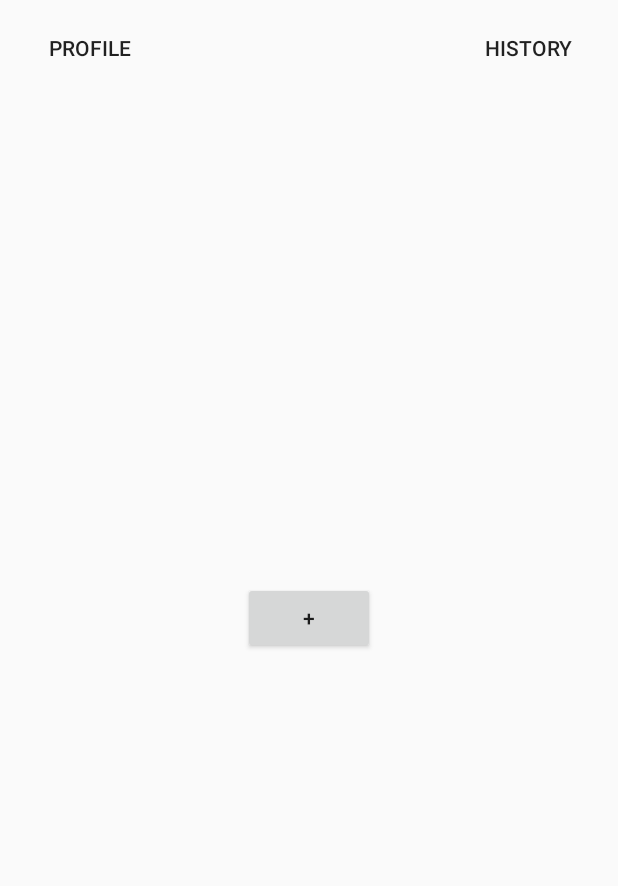
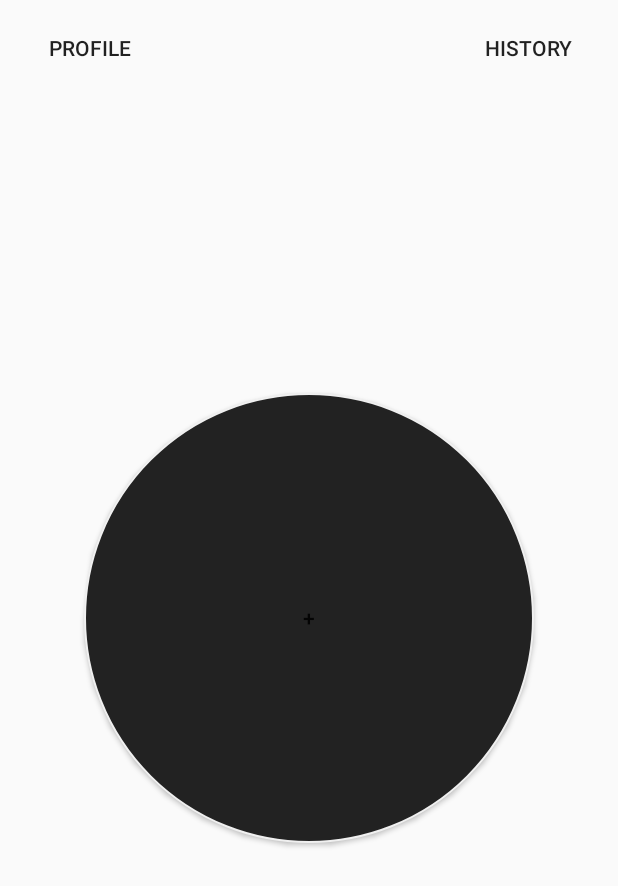
Before and after one commit to berkecankocyigit/CS394-Project, an Android app: the screen it shows after launch (MainActivity), on a phone screen of 412 x 824 dp. Shown: the top 886 px of the screen. Run offline under Robolectric (Android 15) with nearby library versions, the phone set to English and light mode, and no system bars; our stand-ins replace data binding, navigation-ui.

Commit message:
app button update

```diff
--- /dev/null
+++ b/app/src/main/res/drawable/round_button.xml
@@ -0,0 +1,17 @@
+<?xml version="1.0" encoding="utf-8"?>
+<shape xmlns:tools="http://schemas.android.com/tools"
+    xmlns:android="http://schemas.android.com/apk/res/android"
+    android:shape="oval">
+    <solid android:color="@color/dark_gray" />
+    <size
+        android:width="300dp"
+    android:height="300dp" />
+
+    <stroke
+        android:width="1dp"
+    android:color="@color/light_gray" />
+
+    <size
+        android:width="300dp"
+    android:height="300dp" />
+</shape>
--- a/app/src/main/res/layout/fragment_main.xml
+++ b/app/src/main/res/layout/fragment_main.xml
@@ -16,6 +16,7 @@
             android:layout_width="wrap_content"
             android:layout_height="wrap_content"
             android:text="+"
+            android:background="@drawable/round_button"
             app:layout_constraintBottom_toBottomOf="parent"
             app:layout_constraintEnd_toEndOf="parent"
             app:layout_constraintStart_toStartOf="parent"
```
